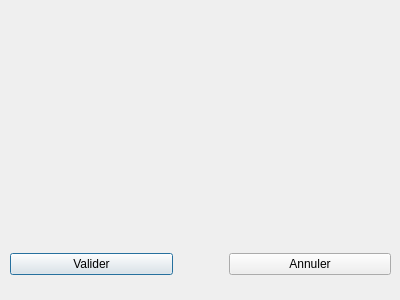
This is workspace/confirmdialog.ui in FredericFernandesOranization/IHM_Project as Qt 5 draws it before an edit. The edited form follows.
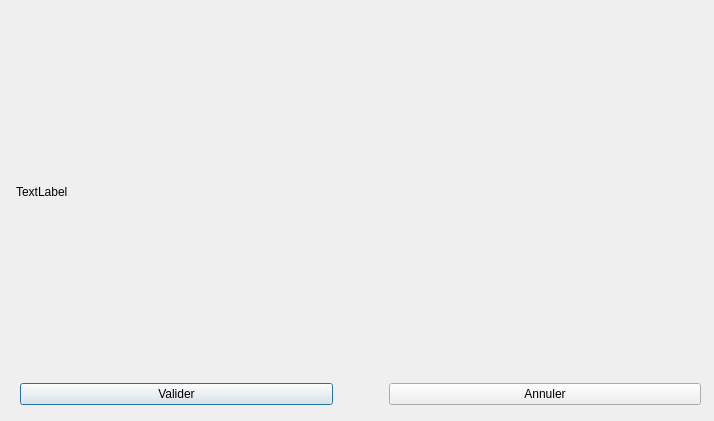
This is the edited form.

Commit message: ajout d'une image pour la fenêtre de confirmation

The edit to the form file:
```diff
--- a/workspace/confirmdialog.ui
+++ b/workspace/confirmdialog.ui
@@ -9,8 +9,8 @@
    <rect>
     <x>0</x>
     <y>0</y>
-    <width>400</width>
-    <height>300</height>
+    <width>714</width>
+    <height>421</height>
    </rect>
   </property>
   <property name="cursor">
@@ -22,12 +22,25 @@
   <property name="modal">
    <bool>true</bool>
   </property>
+  <widget class="QLabel" name="lblImg">
+   <property name="geometry">
+    <rect>
+     <x>16</x>
+     <y>16</y>
+     <width>681</width>
+     <height>351</height>
+    </rect>
+   </property>
+   <property name="text">
+    <string>TextLabel</string>
+   </property>
+  </widget>
   <widget class="QWidget" name="">
    <property name="geometry">
     <rect>
-     <x>10</x>
-     <y>250</y>
-     <width>381</width>
+     <x>20</x>
+     <y>380</y>
+     <width>681</width>
      <height>29</height>
     </rect>
    </property>
```
The commit also changes 2 other files.
